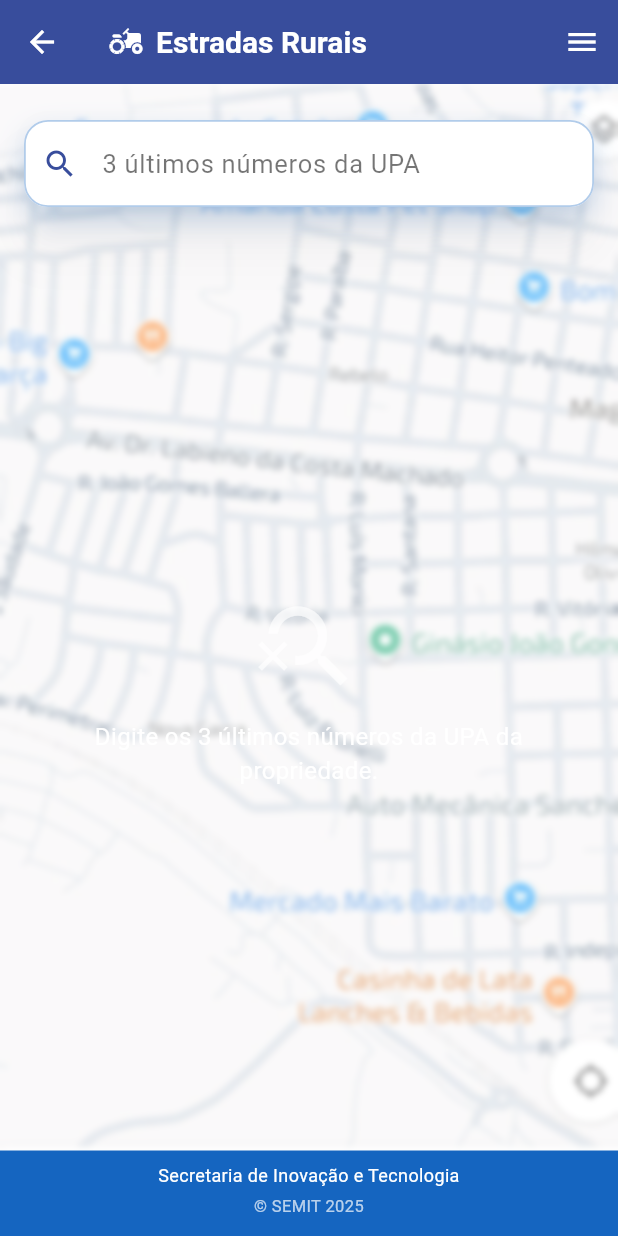
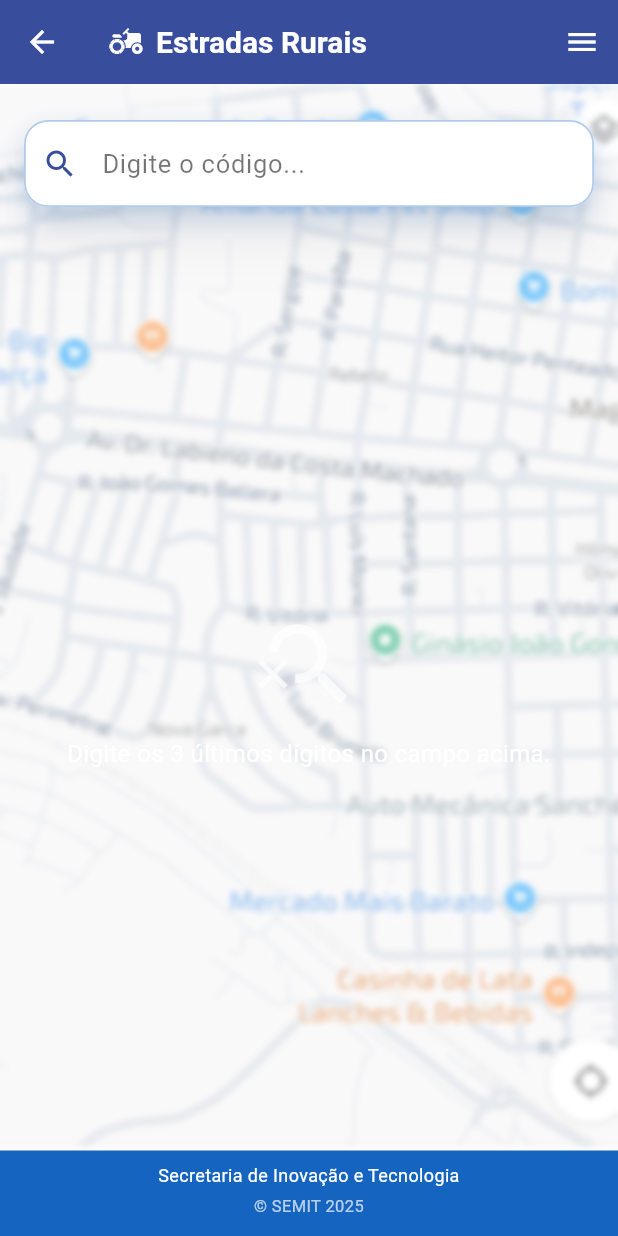
Before and after one commit to ShawHack/api-gest-o-publica, a Flutter app: the UpaHomePage screen opened directly, on a phone screen of 412 x 824 dp. Run offline on Flutter 3.47's test engine with Material 3 defaults, Android fonts, the phone set to English and light mode, and no system bars; our stand-ins replace cached_network_image, cloud_firestore, file_picker, firebase_auth, firebase_core, firebase_database and 11 more; missing offline and left inert: dart:html, mobile_scanner, open_location_code, webview_flutter_android; accounts and stored records are empty; generated files the repository leaves out were written again; network calls fail.

Commit message:
revert: restaura texto original da busca de UPA

```diff
--- a/prefeitura_app-main/lib/rotas/main.dart
+++ b/prefeitura_app-main/lib/rotas/main.dart
@@ -622,7 +622,7 @@ class _UpaHomePageState extends State<UpaHomePage> {
                         decoration: InputDecoration(
                           filled: true,
                           fillColor: Colors.white,
-                          hintText: '3 últimos números da UPA',
+                          hintText: 'Digite o código...',
                           hintStyle: const TextStyle(fontSize: 17, color: Colors.black54),
                           prefixIcon: const Icon(Icons.search),
                           suffixIcon: _buscaCtrl.text.isEmpty
@@ -785,7 +785,7 @@ class _EmptyState extends StatelessWidget {
           children: const [
             Icon(Icons.search_off, size: 72, color: Colors.white70),
             SizedBox(height: 12),
-            Text('Digite os 3 últimos números da UPA da propriedade.',
+            Text('Digite os 3 últimos dígitos no campo acima.',
                 textAlign: TextAlign.center, style: TextStyle(fontSize: 16, color: Colors.white)),
           ],
         ),
```
